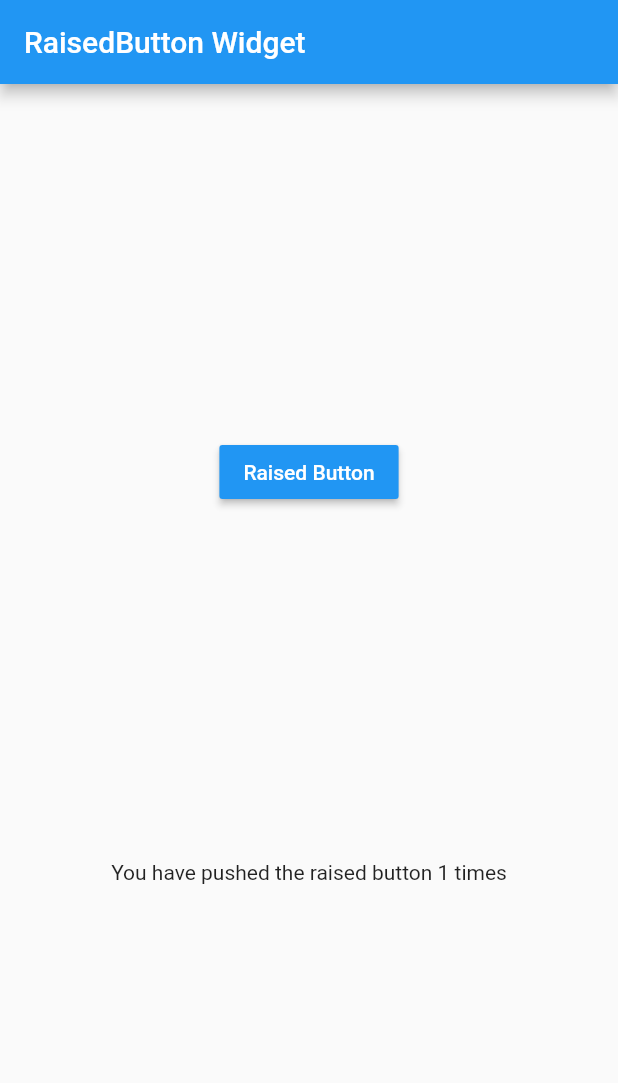
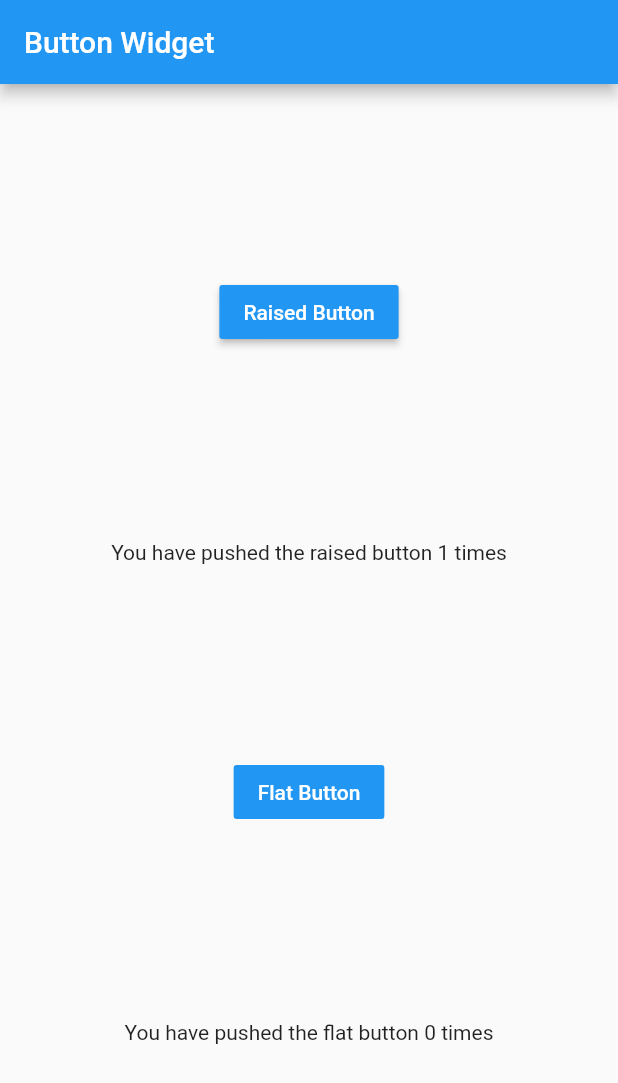
Before and after one commit to 1priyank1/flutter-demos, a Flutter app: the MyHomePage screen opened directly, after a tap on "Raised Button", on a phone screen of 412 x 824 dp. Shown: the top 1083 px of the screen. Run offline on Flutter 3.47's test engine with Material 2 defaults, Android fonts, the light colour scheme and no system bars.

Commit message:
Button widget demo updated. Added flat button.

```diff
--- a/button_widget/lib/main.dart
+++ b/button_widget/lib/main.dart
@@ -3,7 +3,6 @@ import 'package:flutter/material.dart';
 void main() => runApp(new MyApp());
 
 class MyApp extends StatelessWidget {
-  // This widget is the root of your application.
   @override
   Widget build(BuildContext context) {
     return new MaterialApp(
@@ -11,23 +10,13 @@ class MyApp extends StatelessWidget {
       theme: new ThemeData(
         primarySwatch: Colors.blue,
       ),
-      home: new MyHomePage(title: 'RaisedButton Widget'),
+      home: new MyHomePage(title: 'Button Widget'),
     );
   }
 }
 
 class MyHomePage extends StatefulWidget {
   MyHomePage({Key key, this.title}) : super(key: key);
-
-  // This widget is the home page of your application. It is stateful, meaning
-  // that it has a State object (defined below) that contains fields that affect
-  // how it looks.
-
-  // This class is the configuration for the state. It holds the values (in this
-  // case the title) provided by the parent (in this case the App widget) and
-  // used by the build method of the State. Fields in a Widget subclass are
-  // always marked "final".
-
   final String title;
 
   @override
@@ -35,64 +24,47 @@ class MyHomePage extends StatefulWidget {
 }
 
 class _MyHomePageState extends State<MyHomePage> {
-  int _counter = 0;
-
-  void _incrementCounter() {
-    setState(() {
-      // This call to setState tells the Flutter framework that something has
-      // changed in this State, which causes it to rerun the build method below
-      // so that the display can reflect the updated values. If we changed
-      // _counter without calling setState(), then the build method would not be
-      // called again, and so nothing would appear to happen.
-      _counter++;
-    });
-  }
+  int _raisedCounter = 0;
+  int _flatCounter = 0;
 
   @override
   Widget build(BuildContext context) {
-    // This method is rerun every time setState is called, for instance as done
-    // by the _incrementCounter method above.
-    //
-    // The Flutter framework has been optimized to make rerunning build methods
-    // fast, so that you can just rebuild anything that needs updating rather
-    // than having to individually change instances of widgets.
     return new Scaffold(
       appBar: new AppBar(
-        // Here we take the value from the MyHomePage object that was created by
-        // the App.build method, and use it to set our appbar title.
         title: new Text(widget.title),
       ),
       body: new Center(
-        // Center is a layout widget. It takes a single child and positions it
-        // in the middle of the parent.
         child: new Column(
-          // Column is also layout widget. It takes a list of children and
-          // arranges them vertically. By default, it sizes itself to fit its
-          // children horizontally, and tries to be as tall as its parent.
-          //
-          // Invoke "debug paint" (press "p" in the console where you ran
-          // "flutter run", or select "Toggle Debug Paint" from the Flutter tool
-          // window in IntelliJ) to see the wireframe for each widget.
-          //
-          // Column has various properties to control how it sizes itself and
-          // how it positions its children. Here we use mainAxisAlignment to
-          // center the children vertically; the main axis here is the vertical
-          // axis because Columns are vertical (the cross axis would be
-          // horizontal).
           mainAxisAlignment: MainAxisAlignment.spaceEvenly,
           children: <Widget>[
             new RaisedButton(
               child: new Text("Raised Button"),
               onPressed: () {
-                _incrementCounter();
+                setState(() {
+                  _raisedCounter++;
+                });
               },
               color: Colors.blue,
               textColor: Colors.white,
             ),
             new Text(
-              'You have pushed the raised button $_counter times',
+              'You have pushed the raised button $_raisedCounter times',
               textAlign: TextAlign.justify
             ),
+            new FlatButton(
+              child: new Text("Flat Button"),
+              onPressed: () {
+                setState(() {
+                  _flatCounter++;
+                });
+              },
+              color: Colors.blue,
+              textColor: Colors.white,
+            ),
+            new Text(
+                'You have pushed the flat button $_flatCounter times',
+                textAlign: TextAlign.justify
+            )
           ],
         ),
       ),
```
